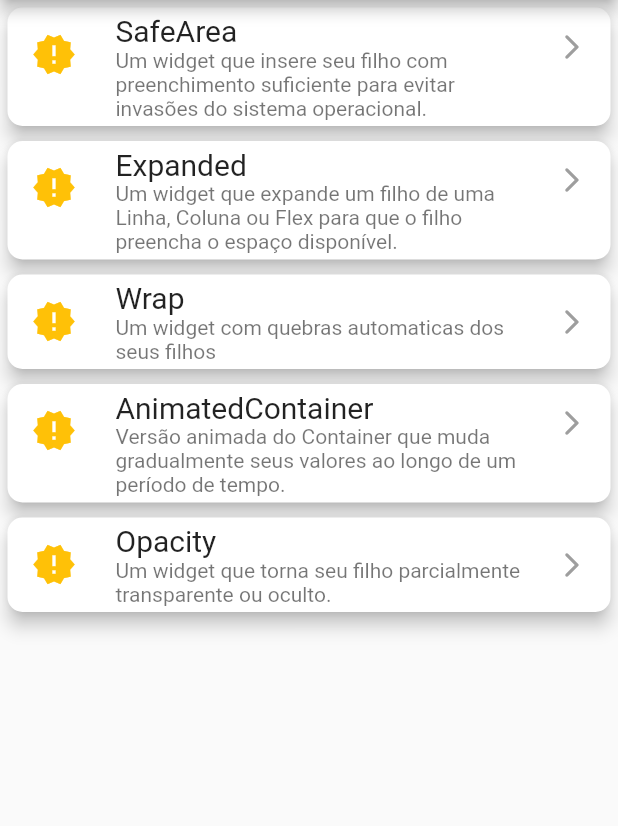
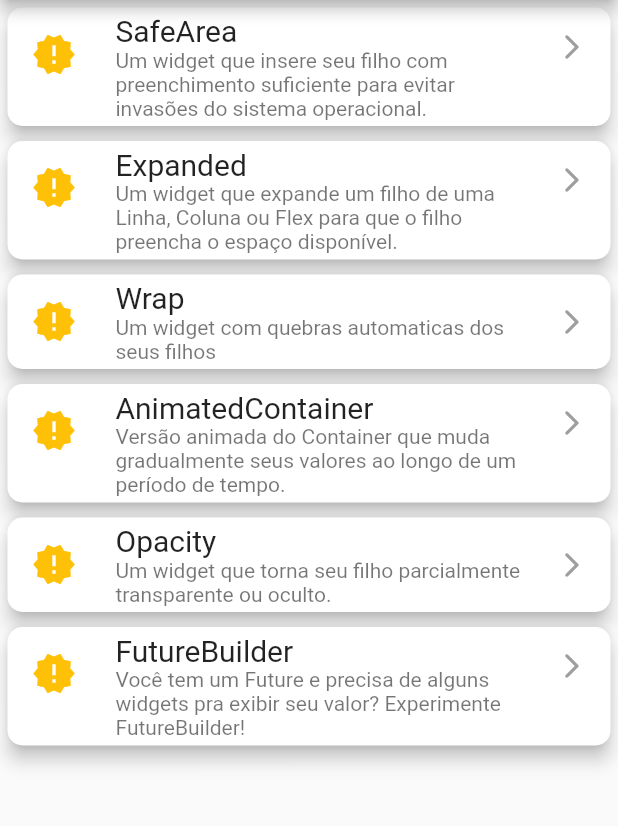
Before and after one commit to elite37oficial/GuiaDeWidget, a Flutter app: the screen it shows after launch, on a phone screen of 412 x 824 dp, the part 84-910 px from its top. Run offline on Flutter 3.47's test engine with Material 2 defaults, Android fonts, the phone set to English and light mode, and no system bars.

Commit message:
FutureBuilder

```diff
--- a/lib/data/cardhome_data.dart
+++ b/lib/data/cardhome_data.dart
@@ -34,4 +34,11 @@ final List<CardHome> listWidget = [
     route: '/Opacity',
     icon: Icons.new_releases,
   ),
+  CardHome(
+    title: 'FutureBuilder',
+    description:
+        'Você tem um Future e precisa de alguns widgets pra exibir seu valor? Experimente FutureBuilder! ',
+    route: '/FutureBuilder',
+    icon: Icons.new_releases,
+  ),
 ];
--- a/lib/main.dart
+++ b/lib/main.dart
@@ -1,6 +1,7 @@
 import 'package:flutter/material.dart';
 import 'package:guiadewidget/views/animated_container_page.dart';
 import 'package:guiadewidget/views/expanded_page.dart';
+import 'package:guiadewidget/views/future_builder_page.dart';
 import 'package:guiadewidget/views/home_page.dart';
 import 'package:guiadewidget/views/opacity_page.dart';
 import 'package:guiadewidget/views/safearea_page.dart';
@@ -27,6 +28,7 @@
           '/wrap': (context) => const WrapPage(),
           '/AnimatedContainer': (context) => const AnimatedContainerPage(),
           '/Opacity': (context) => const OpacityPage(),
+          '/FutureBuilder': (context) => const FutureBuilderPage(),
         });
   }
 }
```
Also changed, not shown: lib/views/expanded_page.dart (+9 -9 lines), lib/views/future_builder_page.dart (added, +60 -0 lines).
